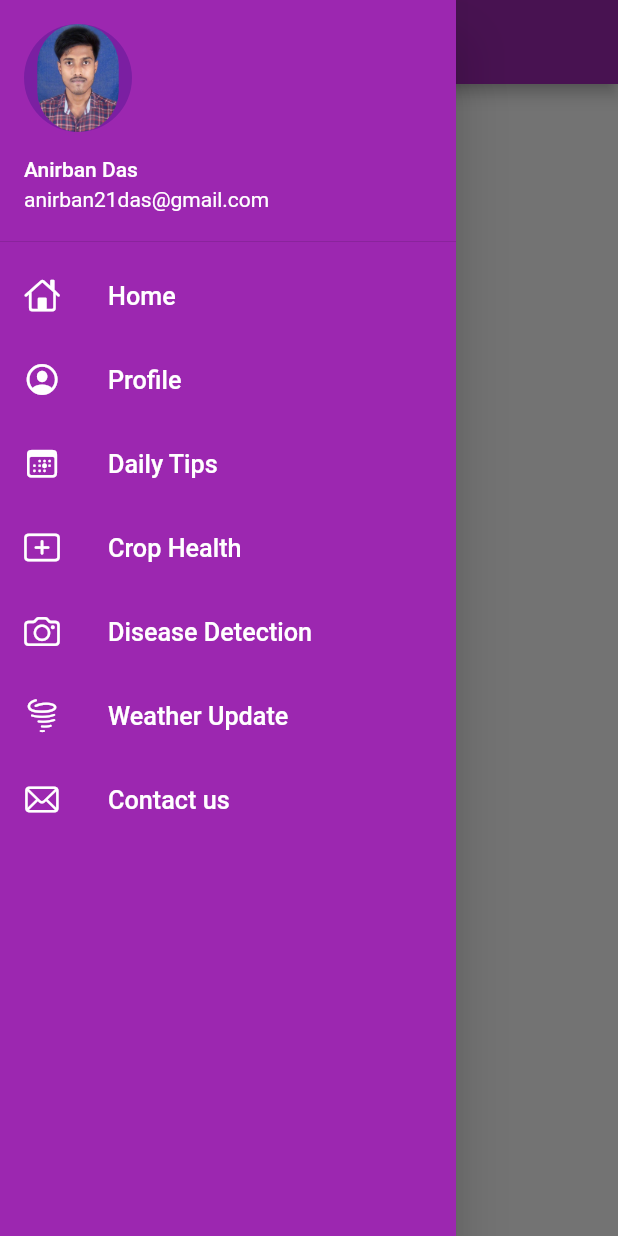
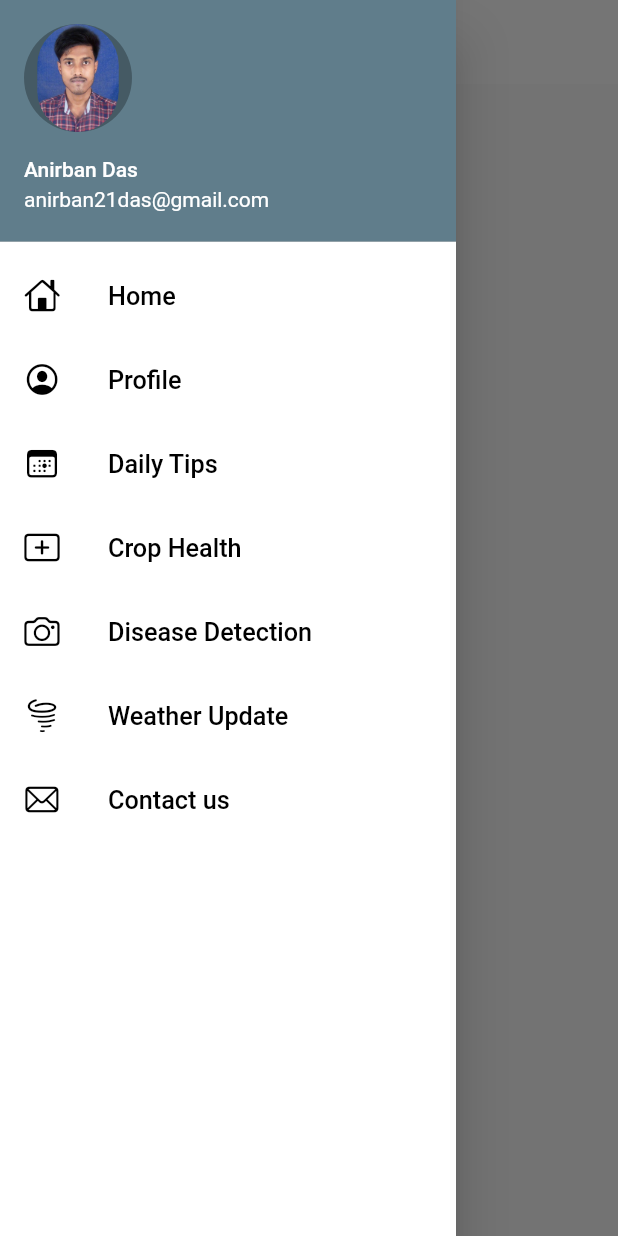
Before and after one commit to ani21das/agrihub, a Flutter app: the screen it shows after launch, with the side drawer open, on a phone screen of 412 x 824 dp. Run offline on Flutter 3.47's test engine with Material 2 defaults, Android fonts, the phone set to English and light mode, and no system bars.

Commit message:
completed9

```diff
--- a/lib/drawer.dart
+++ b/lib/drawer.dart
@@ -10,7 +10,7 @@ class MyDrawer extends StatelessWidget {
   Widget build(BuildContext context) {
     return Drawer(
       child: Container(
-        color: Colors.purple,
+        color: Colors.white,
         child: ListView(
           children: [
             // ignore: prefer_const_constructors
@@ -39,15 +39,12 @@ class MyDrawer extends StatelessWidget {
                   ),
                 )),
             ListTile(
-              leading: Icon(
-                CupertinoIcons.home,
-                color: Colors.white,
-              ),
+              leading: Icon(CupertinoIcons.home, color: Colors.black),
               title: Text(
                 "Home",
                 textScaleFactor: 1.2,
                 style: TextStyle(
-                  color: Colors.white,
+                  color: Colors.black,
                 ),
               ),
             ),
@@ -55,13 +52,13 @@ class MyDrawer extends StatelessWidget {
             ListTile(
               leading: Icon(
                 CupertinoIcons.profile_circled,
-                color: Colors.white,
+                color: Colors.black,
               ),
               title: Text(
                 "Profile",
                 textScaleFactor: 1.2,
                 style: TextStyle(
-                  color: Colors.white,
+                  color: Colors.black,
                 ),
               ),
             ),
@@ -69,65 +66,65 @@ class MyDrawer extends StatelessWidget {
             ListTile(
               leading: Icon(
                 CupertinoIcons.calendar_today,
-                color: Colors.white,
+                color: Colors.black,
               ),
               title: Text(
                 "Daily Tips",
                 textScaleFactor: 1.2,
                 style: TextStyle(
-                  color: Colors.white,
+                  color: Colors.black,
                 ),
               ),
             ),
             ListTile(
               leading: Icon(
                 CupertinoIcons.plus_rectangle,
-                color: Colors.white,
+                color: Colors.black,
               ),
               title: Text(
                 "Crop Health",
                 textScaleFactor: 1.2,
                 style: TextStyle(
-                  color: Colors.white,
+                  color: Colors.black,
                 ),
               ),
             ),
             ListTile(
               leading: Icon(
                 CupertinoIcons.camera,
-                color: Colors.white,
+                color: Colors.black,
               ),
               title: Text(
                 "Disease Detection",
                 textScaleFactor: 1.2,
                 style: TextStyle(
-                  color: Colors.white,
+                  color: Colors.black,
                 ),
               ),
             ),
             ListTile(
               leading: Icon(
                 CupertinoIcons.tornado,
-                color: Colors.white,
+                color: Colors.black,
               ),
               title: Text(
                 "Weather Update",
                 textScaleFactor: 1.2,
                 style: TextStyle(
-                  color: Colors.white,
+                  color: Colors.black,
                 ),
               ),
             ),
             ListTile(
               leading: Icon(
                 CupertinoIcons.mail,
-                color: Colors.white,
+                color: Colors.black,
               ),
               title: Text(
                 "Contact us",
                 textScaleFactor: 1.2,
                 style: TextStyle(
-                  color: Colors.white,
+                  color: Colors.black,
                 ),
               ),
             )
--- a/lib/home_page.dart
+++ b/lib/home_page.dart
@@ -11,11 +11,21 @@ class Homepage extends StatelessWidget {
   Widget build(BuildContext context) {
     return Scaffold(
       appBar: AppBar(
-        title: const Text("Farm Easy"),
+        backgroundColor: Colors.white,
+        elevation: 0.0,
+        // ignore: prefer_const_constructors
+        iconTheme: IconThemeData(color: Colors.black),
+        title: const Text(
+          "Farm Easy",
+          style: TextStyle(
+            color: Colors.black,
+          ),
+        ),
       ),
       // body: Center(
       //   child: Text("Welcome to day $day of learning flutter by $named"),
       // ),
+
       drawer: const MyDrawer(),
     );
   }
--- a/lib/main.dart
+++ b/lib/main.dart
@@ -31,7 +31,7 @@ class MyApp extends StatelessWidget {
 
       themeMode: ThemeMode.light,
       theme: ThemeData(
-        primarySwatch: Colors.purple,
+        primarySwatch: Colors.blueGrey,
         //fontFamily: GoogleFonts.lato().fontFamily,
         //primaryTextTheme: GoogleFonts.latoTextTheme()), only on primary text theme
       ),
```
